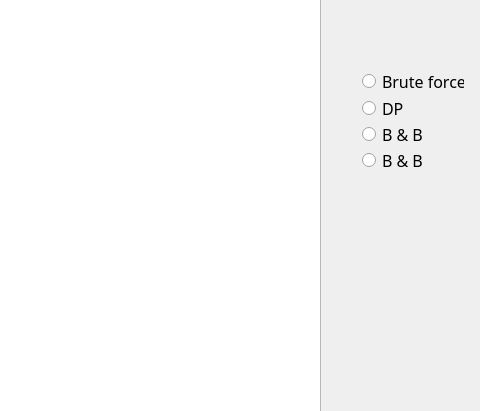
ArfreeX/TravelingSalesmanProblem-PEA_1, file gui/mainwindow.ui: the form before one commit; both pictures show x 579 to 1059 and y 187 to 598 of the 1059 by 779 pixel window.
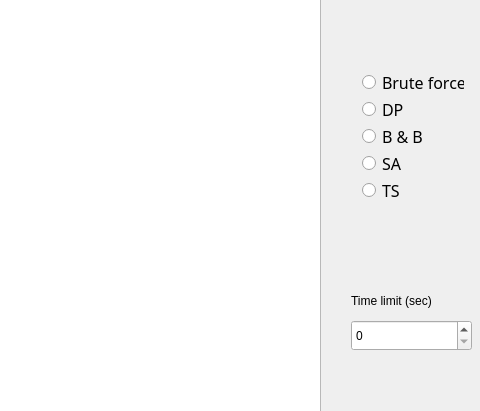
The form after the commit.

```diff
--- a/gui/mainwindow.ui
+++ b/gui/mainwindow.ui
@@ -29,7 +29,7 @@
       <x>930</x>
       <y>230</y>
       <width>124</width>
-      <height>121</height>
+      <height>152</height>
      </rect>
     </property>
     <layout class="QGridLayout" name="gridLayout_3">
@@ -86,7 +86,22 @@
         </font>
        </property>
        <property name="text">
-        <string>B &amp;&amp; B</string>
+        <string>SA</string>
+       </property>
+      </widget>
+     </item>
+     <item row="4" column="0">
+      <widget class="QRadioButton" name="boundAndBranchTwo_2">
+       <property name="font">
+        <font>
+         <family>Source Code Pro</family>
+         <pointsize>12</pointsize>
+         <weight>50</weight>
+         <bold>false</bold>
+        </font>
+       </property>
+       <property name="text">
+        <string>TS</string>
        </property>
       </widget>
      </item>
@@ -225,6 +240,35 @@
      <string>Test module</string>
     </property>
    </widget>
+   <widget class="QSpinBox" name="spinBox_3">
+    <property name="geometry">
+     <rect>
+      <x>930</x>
+      <y>490</y>
+      <width>121</width>
+      <height>31</height>
+     </rect>
+    </property>
+    <property name="minimum">
+     <number>0</number>
+    </property>
+    <property name="maximum">
+     <number>1000</number>
+    </property>
+   </widget>
+   <widget class="QLabel" name="label_3">
+    <property name="geometry">
+     <rect>
+      <x>930</x>
+      <y>460</y>
+      <width>121</width>
+      <height>21</height>
+     </rect>
+    </property>
+    <property name="text">
+     <string>Time limit (sec)</string>
+    </property>
+   </widget>
   </widget>
   <widget class="QMenuBar" name="menuBar">
    <property name="geometry">
```
